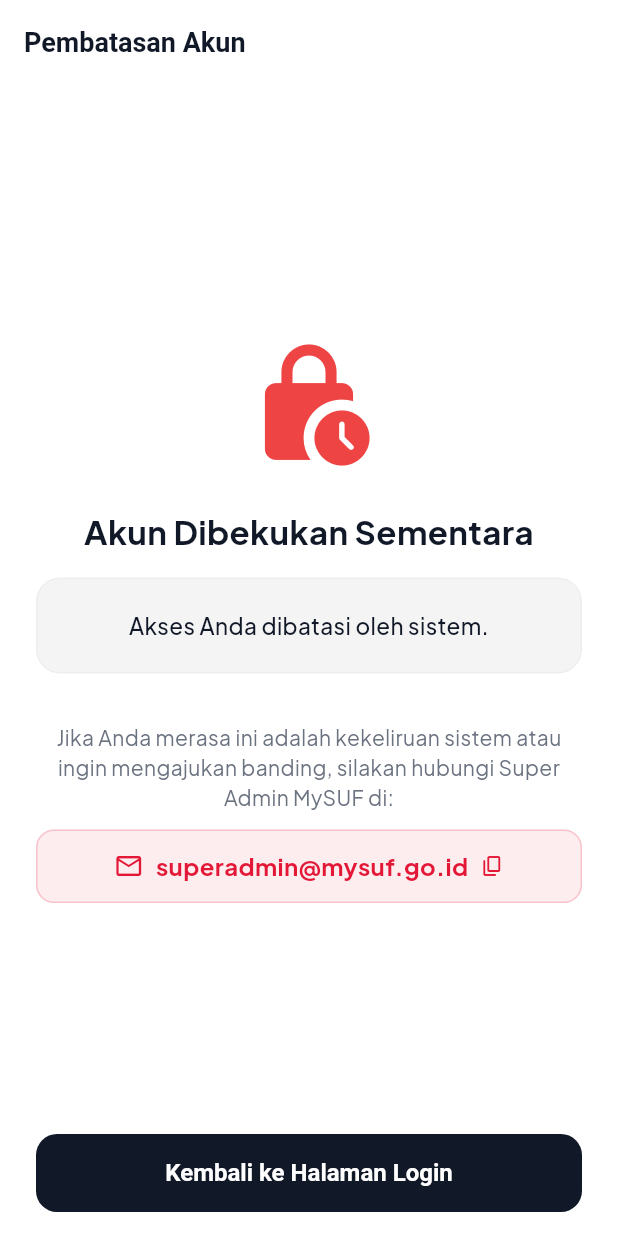
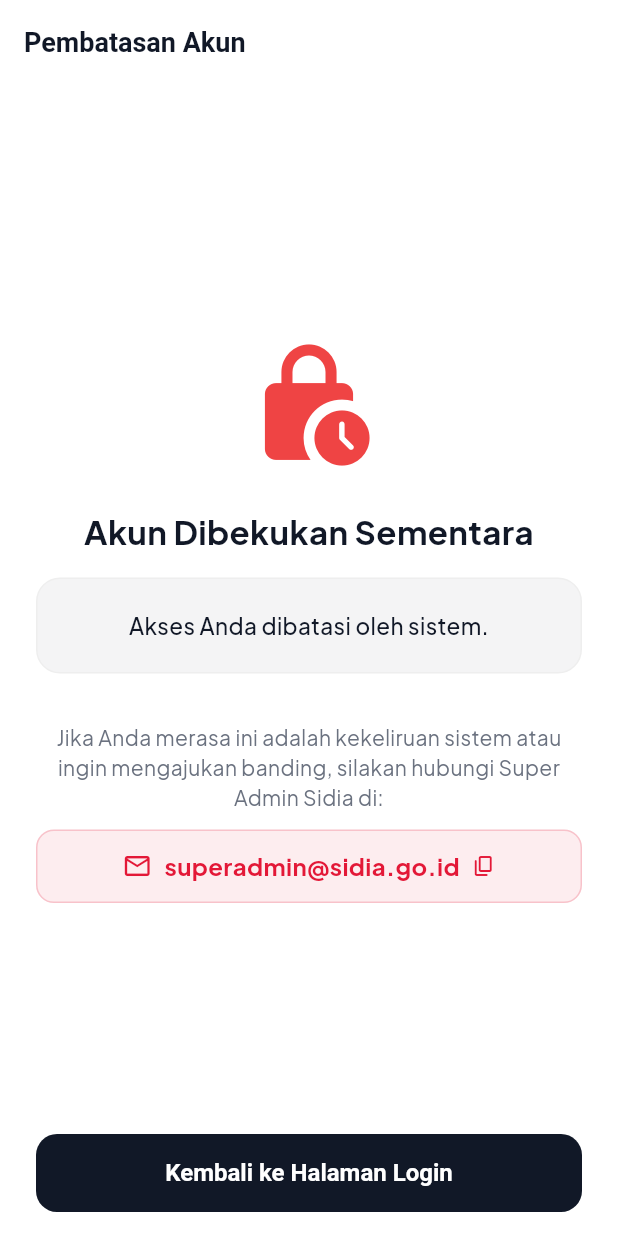
Before and after one commit to Nexa-Code-Studio/mysuf_warga, a Flutter app: the RestrictedScreen screen opened by its route, on a phone screen of 412 x 824 dp. Run offline on Flutter 3.47's test engine with Material 3 defaults, Android fonts, the phone set to English and light mode, and no system bars; our stand-ins replace camera, dio, file_picker, firebase_core, firebase_messaging, flutter_animate and 8 more; missing offline and left inert: flutter_nfc_kit, google_mlkit_face_detection, google_mlkit_text_recognition, syncfusion_flutter_pdfviewer; accounts and stored records are empty; network calls fail.

Commit message:
chore: rename project to subsidia_mobile and update default login test credentials

```diff
--- a/lib/core/constants/app_constants.dart
+++ b/lib/core/constants/app_constants.dart
@@ -1,6 +1,6 @@
 class AppConstants {
-  static const String appName = 'MySuF';
-  static const String supportEmail = 'support@mysuf.id';
+  static const String appName = 'Sidia Mobile';
+  static const String supportEmail = 'support@sidia.id';
   static const bool useLocalhost = bool.fromEnvironment(
     'USE_LOCALHOST',
     defaultValue: false,
@@ -9,8 +9,8 @@ class AppConstants {
   static const String apiBaseUrl = useLocalhost
       ? 'http://localhost:8080/api/v1'
       : String.fromEnvironment(
-          'MYSUF_API_BASE_URL',
-          defaultValue: 'https://mysuf.nexacode.dev/api/v1',
+          'SUBSIDIA_API_BASE_URL',
+          defaultValue: 'https://subsidia.nexacode.dev/api/v1',
         );
 
   static const Duration registrationPollInterval = Duration(seconds: 3);
--- a/lib/features/auth/presentation/screens/login_screen.dart
+++ b/lib/features/auth/presentation/screens/login_screen.dart
@@ -148,13 +148,13 @@ class _LoginScreenState extends State<LoginScreen> {
                         child: TextButton.icon(
                           onPressed: () {
                             setState(() {
-                              _emailController.text = 'ekya@mysuf.com';
+                              _emailController.text = 'budi.pratama@sidia.com';
                               _passwordController.text = 'Password123';
                             });
                           },
                           icon: const Icon(Icons.bolt, color: Colors.amber),
                           label: const Text(
-                            'Uji Coba Cepat (ekya)',
+                            'Uji Coba Cepat (budi)',
                             style: TextStyle(
                               fontWeight: FontWeight.bold,
                               color: AppColors.primaryRed,
--- a/lib/features/auth/presentation/screens/restricted_screen.dart
+++ b/lib/features/auth/presentation/screens/restricted_screen.dart
@@ -68,7 +68,7 @@ class RestrictedScreen extends StatelessWidget {
               ),
               const SizedBox(height: 32),
               const Text(
-                'Jika Anda merasa ini adalah kekeliruan sistem atau ingin mengajukan banding, silakan hubungi Super Admin MySUF di:',
+                'Jika Anda merasa ini adalah kekeliruan sistem atau ingin mengajukan banding, silakan hubungi Super Admin Sidia di:',
                 textAlign: TextAlign.center,
                 style: TextStyle(
                   fontSize: 14,
@@ -79,7 +79,7 @@ class RestrictedScreen extends StatelessWidget {
               const SizedBox(height: 12),
               GestureDetector(
                 onTap: () {
-                  Clipboard.setData(const ClipboardData(text: 'superadmin@mysuf.go.id'));
+                  Clipboard.setData(const ClipboardData(text: 'superadmin@sidia.go.id'));
                   ScaffoldMessenger.of(context).showSnackBar(
                     const SnackBar(
                       content: Text('Email Super Admin disalin ke papan klip!'),
@@ -101,7 +101,7 @@ class RestrictedScreen extends StatelessWidget {
                       const Icon(Icons.email_outlined, color: AppColors.primaryRed, size: 20),
                       const SizedBox(width: 8),
                       const Text(
-                        'superadmin@mysuf.go.id',
+                        'superadmin@sidia.go.id',
                         style: TextStyle(
                           fontSize: 16,
                           fontWeight: FontWeight.bold,
--- a/lib/features/auth/presentation/screens/splash_screen.dart
+++ b/lib/features/auth/presentation/screens/splash_screen.dart
@@ -65,7 +65,7 @@ class _SplashScreenState extends State<SplashScreen> {
             ),
             const SizedBox(height: 16),
             const Text(
-              'MySuF',
+              'Sidia Mobile',
               style: TextStyle(
                 color: Colors.white,
                 fontSize: 24,
--- a/lib/features/profile/data/profile_repository.dart
+++ b/lib/features/profile/data/profile_repository.dart
@@ -93,6 +93,7 @@ class ProfileRepository {
     });
   }
 
+
   Future<void> updateNfc(String nfcId) async {
     await _withAuthorizedAction((accessToken) async {
       await _dio.put(
--- a/lib/features/profile/presentation/screens/help_center_screen.dart
+++ b/lib/features/profile/presentation/screens/help_center_screen.dart
@@ -70,7 +70,7 @@ class HelpCenterScreen extends StatelessWidget {
                     leading: const Icon(Icons.email_outlined,
                         color: AppColors.primaryRed),
                     title: const Text('Email bantuan'),
-                    subtitle: const Text('support@mysuf.id'),
+                    subtitle: const Text('support@sidia.id'),
                     trailing: const Icon(Icons.chevron_right),
                     onTap: () {},
                   ),
--- a/lib/features/profile/presentation/screens/security_pin_screen.dart
+++ b/lib/features/profile/presentation/screens/security_pin_screen.dart
@@ -244,6 +244,7 @@ class _SecurityPinScreenState extends ConsumerState<SecurityPinScreen> {
                             : const Text('Simpan PIN'),
                       ),
                     ),
+
                   ],
                 ),
               ),
--- a/lib/features/transactions/presentation/screens/transaction_history_screen.dart
+++ b/lib/features/transactions/presentation/screens/transaction_history_screen.dart
@@ -126,7 +126,7 @@ class _TransactionHistoryScreenState
     try {
       final repository = ref.read(walletApiRepositoryProvider);
       final result =
-          await repository.fetchTransactions(page: _page, size: _size);
+          await repository.fetchTransactions(page: _page, size: _size, filterType: 'fuel');
 
       final List<dynamic> itemsRaw =
           result['items'] as List<dynamic>? ?? [];
--- a/lib/features/wallet/data/wallet_api_repository.dart
+++ b/lib/features/wallet/data/wallet_api_repository.dart
@@ -133,6 +133,7 @@ class WalletApiRepository {
   Future<Map<String, dynamic>> fetchTransactions({
     required int page,
     required int size,
+    String filterType = 'all',
   }) async {
     return _withAuthorizedAction((accessToken) async {
       final response = await _dio.get<Map<String, dynamic>>(
@@ -140,6 +141,7 @@ class WalletApiRepository {
         queryParameters: {
           'page': page,
           'size': size,
+          'filter_type': filterType,
         },
         options: Options(
           headers: {
--- a/lib/features/wallet/data/wallet_providers.dart
+++ b/lib/features/wallet/data/wallet_providers.dart
@@ -14,7 +14,7 @@ final walletProvider = FutureProvider<WalletSummary>((ref) async {
 
 final walletTransactionsProvider = FutureProvider<List<WalletTransaction>>((ref) async {
   final repository = ref.read(walletApiRepositoryProvider);
-  final result = await repository.fetchTransactions(page: 1, size: 5);
+  final result = await repository.fetchTransactions(page: 1, size: 5, filterType: 'wallet');
   final List<dynamic> itemsRaw = result['items'] as List<dynamic>? ?? [];
   return itemsRaw
       .map((e) => WalletTransaction.fromJson(e as Map<String, dynamic>))
--- a/lib/features/wallet/presentation/screens/transfer_screen.dart
+++ b/lib/features/wallet/presentation/screens/transfer_screen.dart
@@ -86,6 +86,8 @@ class _TransferScreenState extends ConsumerState<TransferScreen> {
   }
 
   Future<void> _showPinVerificationSheet(bool isPinActive, double amount, String recipientName) async {
+
+
     _pinController.clear();
     final formKey = GlobalKey<FormState>();
 
--- a/lib/main.dart
+++ b/lib/main.dart
@@ -9,11 +9,11 @@ import 'routes/app_router.dart';
 Future<void> main() async {
   WidgetsFlutterBinding.ensureInitialized();
   await NotificationService.initialize();
-  runApp(const ProviderScope(child: MySuFApp()));
+  runApp(const ProviderScope(child: SUBSIDIAApp()));
 }
 
-class MySuFApp extends ConsumerWidget {
-  const MySuFApp({super.key});
+class SUBSIDIAApp extends ConsumerWidget {
+  const SUBSIDIAApp({super.key});
 
   @override
   Widget build(BuildContext context, WidgetRef ref) {
@@ -24,7 +24,7 @@ class MySuFApp extends ConsumerWidget {
       splitScreenMode: true,
       builder: (_, __) {
         return MaterialApp.router(
-          title: 'MySuF',
+          title: 'Sidia Mobile',
           theme: AppTheme.lightTheme,
           debugShowCheckedModeBanner: false,
           routerConfig: router,
--- a/pubspec.yaml
+++ b/pubspec.yaml
@@ -1,4 +1,4 @@
-name: mysuf_mobile
+name: subsidia_mobile
 description: "A new Flutter project."
 # The following line prevents the package from being accidentally published to
 # pub.dev using `flutter pub publish`. This is preferred for private packages.
```
Also changed, not shown: lib/core/utils/dio_client.dart (+98 -5 lines), lib/features/auth/presentation/screens/registration_processing_screen.dart (+8 -0 lines), 18 other files.
